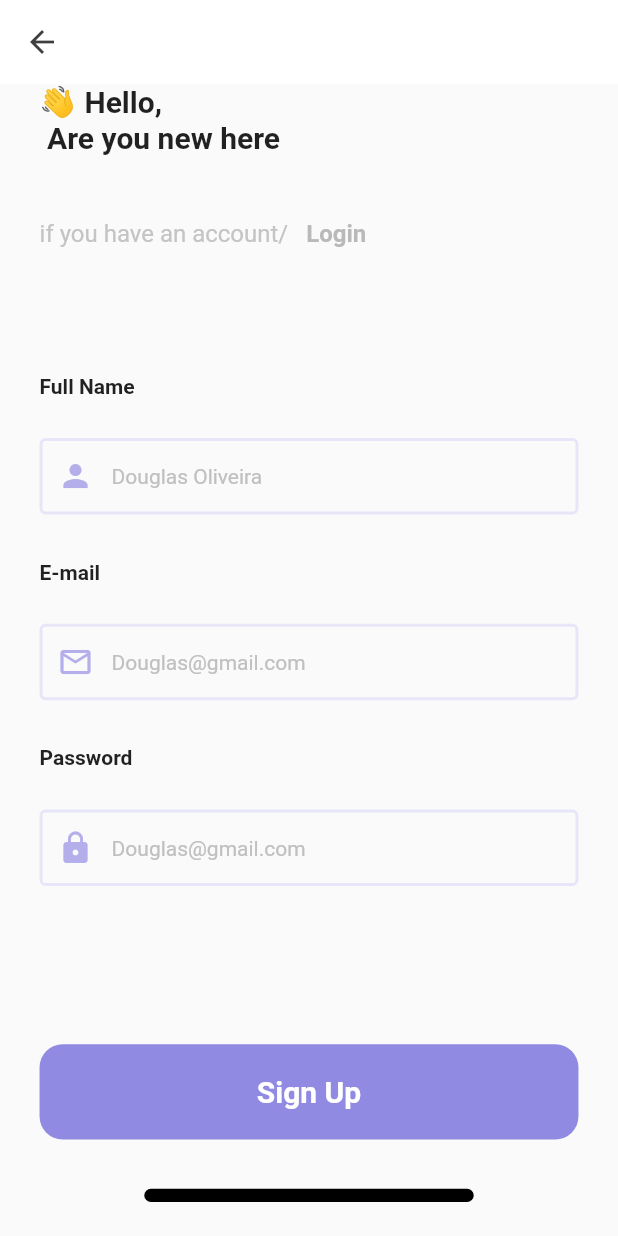
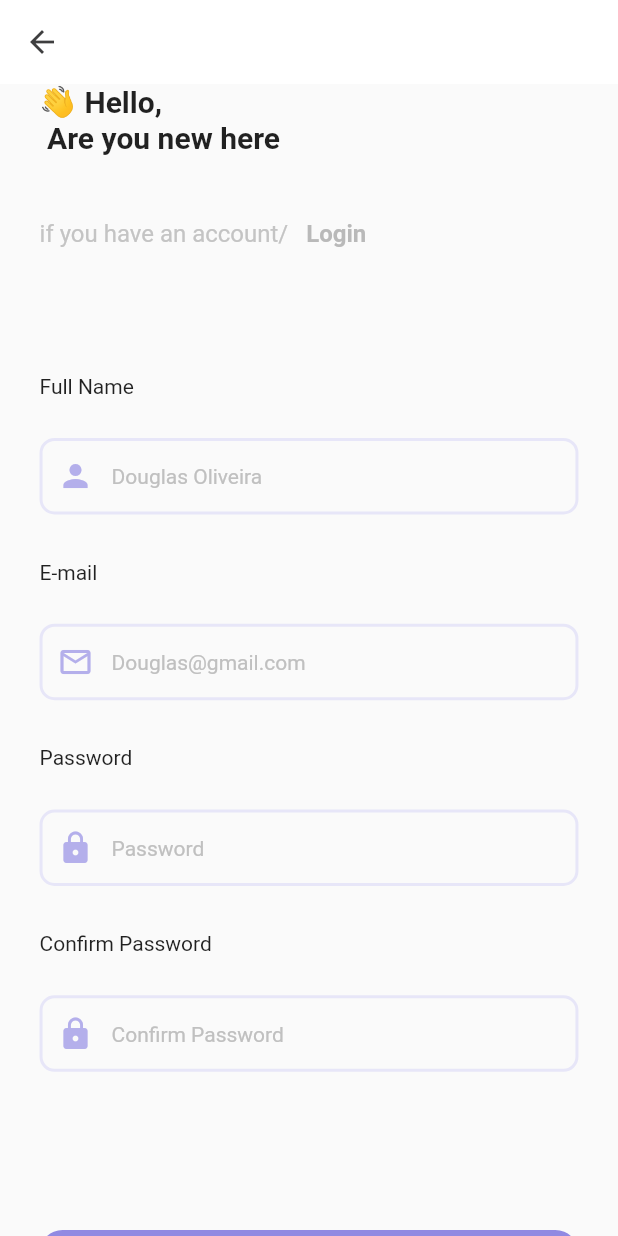
Before and after one commit to DouglasbDev/app-challenge-two-fteam, a Flutter app: the screen it shows after launch, after a tap on "Create account", on a phone screen of 412 x 824 dp. Run offline on Flutter 3.47's test engine with Material 2 defaults, Android fonts, the light colour scheme and no system bars.

Commit message:
melhorias pages

```diff
--- a/lib/main.dart
+++ b/lib/main.dart
@@ -3,11 +3,11 @@ import 'package:qlorian/qlorian.dart';
 import 'src/views/login_page/login_page.dart';
 
 void main() {
-  runApp(const qlorianApp());
+  runApp(const QlorianApp());
 }
 
-class qlorianApp extends StatelessWidget {
-  const qlorianApp({Key? key}) : super(key: key);
+class QlorianApp extends StatelessWidget {
+  const QlorianApp({Key? key}) : super(key: key);
 
   @override
   Widget build(BuildContext context) {
--- a/lib/src/views/login_page/login_page.dart
+++ b/lib/src/views/login_page/login_page.dart
@@ -2,20 +2,31 @@ import 'package:app_challenge_two_fteam/src/views/sign_up_page/sign_up_page.dart
 import 'package:flutter/material.dart';
 import 'package:qlorian/qlorian.dart';
 
-class LoginPage extends StatelessWidget {
+class LoginPage extends StatefulWidget {
   const LoginPage({super.key});
 
+  @override
+  State<LoginPage> createState() => _LoginPageState();
+}
+
+class _LoginPageState extends State<LoginPage> {
+  final formKey = GlobalKey<FormState>();
+  final email = TextEditingController();
+  final password = TextEditingController();
   @override
   Widget build(BuildContext context) {
     final size = MediaQuery.of(context).size;
     double widthSize = size.width;
     double heightSize = size.height;
+
     return Scaffold(
       appBar: AppBar(
         backgroundColor: Colors.white,
         elevation: 0,
       ),
-      body: SingleChildScrollView(
+      body: Form(
+        key: formKey,
+        child: SingleChildScrollView(
           child: Padding(
             padding: EdgeInsets.only(
               left: widthSize * 0.064,
@@ -29,7 +40,8 @@ class LoginPage extends StatelessWidget {
                   children: const [
                     Text(
                       '👋 Hello,\n Login now',
-                    style: TextStyle(fontSize: 20, fontWeight: FontWeight.bold),
+                      style:
+                          TextStyle(fontSize: 20, fontWeight: FontWeight.bold),
                     )
                   ],
                 ),
@@ -56,7 +68,7 @@ class LoginPage extends StatelessWidget {
                       child: const Text(
                         'Create account',
                         style: TextStyle(
-                          fontWeight: FontWeight.w600,
+                            fontWeight: FontWeight.w400,
                             fontSize: 16,
                             color: Color(0xffB9B9B9)),
                       ),
@@ -68,22 +80,26 @@ class LoginPage extends StatelessWidget {
                 ),
                 const Text(
                   'E-mail',
-                style: TextStyle(fontSize: 14, fontWeight: FontWeight.w600),
+                  style: TextStyle(fontSize: 14, fontWeight: FontWeight.w400),
                 ),
                 SizedBox(height: widthSize * 0.064),
-              const WidgetTextFormField(
+                WidgetTextFormField(
                   prefix: Icons.email_outlined,
                   hintText: 'Douglas@gmail.com',
+                  controller: email,
                 ),
                 SizedBox(height: widthSize * 0.074),
                 const Text('Password',
-                  style: TextStyle(fontSize: 14, fontWeight: FontWeight.w600)),
+                    style:
+                        TextStyle(fontSize: 14, fontWeight: FontWeight.w400)),
                 SizedBox(
                   height: widthSize * 0.064,
                 ),
-              const WidgetTextFormField(
+                WidgetTextFormField(
                   prefix: Icons.lock,
                   hintText: 'Douglas@gmail.com',
+                  suffixIcon: Icons.remove_red_eye_sharp,
+                  controller: password,
                 ),
                 Row(
                   mainAxisAlignment: MainAxisAlignment.end,
@@ -96,36 +112,30 @@ class LoginPage extends StatelessWidget {
                           onPressed: () {},
                           child: const Text(
                             'Forgot password?',
-                          style:
-                              TextStyle(fontSize: 12, color: Color(0xffC4C4C4)),
+                            style: TextStyle(
+                                fontSize: 12, color: Color(0xffC4C4C4)),
                           ),
                         )),
                   ],
                 ),
                 SizedBox(height: widthSize * 0.256),
-              const WidgetButton(
-                title: Text(
+                WidgetButton(
+                  onPressed: () {
+                    if (formKey.currentState!.validate()) {
+                      formKey.currentState!.save();
+                    }
+                  },
+                  title: const Text(
                     'Login',
                     style: TextStyle(
                         fontSize: 20,
                         color: Colors.white,
-                      fontWeight: FontWeight.w600),
+                        fontWeight: FontWeight.w400),
                   ),
                 ),
                 SizedBox(height: widthSize * 0.08),
-              Align(
-                alignment: Alignment.center,
-                child: Container(
-                  margin: EdgeInsets.only(bottom: widthSize * 0.016),
-                  height: widthSize * 0.0213,
-                  width: widthSize * 0.533,
-                  decoration: BoxDecoration(
-                    borderRadius: BorderRadius.circular(widthSize * 0.08),
-                    color: Colors.black,
+              ],
             ),
-                ),
-              )
-            ],
           ),
         ),
       ),
--- a/lib/src/views/sign_up_page/sign_up_page.dart
+++ b/lib/src/views/sign_up_page/sign_up_page.dart
@@ -1,10 +1,17 @@
+import 'package:app_challenge_two_fteam/src/views/login_page/login_page.dart';
 import 'package:app_challenge_two_fteam/src/views/settings_page/settings_page.dart';
 import 'package:flutter/material.dart';
 import 'package:qlorian/qlorian.dart';
 
-class SignUpPage extends StatelessWidget {
+class SignUpPage extends StatefulWidget {
   const SignUpPage({super.key});
 
+  @override
+  State<SignUpPage> createState() => _SignUpPageState();
+}
+
+class _SignUpPageState extends State<SignUpPage> {
+  final _formKey = GlobalKey<FormState>();
   @override
   Widget build(BuildContext context) {
     final size = MediaQuery.of(context).size;
@@ -16,7 +23,9 @@ class SignUpPage extends StatelessWidget {
         elevation: 0,
         foregroundColor: const Color(0XFF3E3E3F),
       ),
-      body: SingleChildScrollView(
+      body: Form(
+        key: _formKey,
+        child: SingleChildScrollView(
           child: Padding(
             padding: EdgeInsets.only(
               left: widthSize * 0.064,
@@ -29,7 +38,8 @@ class SignUpPage extends StatelessWidget {
                   children: const [
                     Text(
                       '👋 Hello,\n Are you new here',
-                    style: TextStyle(fontSize: 20, fontWeight: FontWeight.bold),
+                      style:
+                          TextStyle(fontSize: 20, fontWeight: FontWeight.bold),
                     )
                   ],
                 ),
@@ -44,7 +54,13 @@ class SignUpPage extends StatelessWidget {
                       style: TextButton.styleFrom(
                         padding: EdgeInsets.zero,
                       ),
-                    onPressed: () {},
+                      onPressed: () {
+                        Navigator.push(
+                          context,
+                          MaterialPageRoute(
+                              builder: (context) => const LoginPage()),
+                        );
+                      },
                       child: const Text(
                         'Login',
                         style: TextStyle(
@@ -59,32 +75,61 @@ class SignUpPage extends StatelessWidget {
                 SizedBox(height: widthSize * 0.170),
                 const Text(
                   'Full Name',
-                style: TextStyle(fontSize: 14, fontWeight: FontWeight.w600),
+                  style: TextStyle(fontSize: 14, fontWeight: FontWeight.w400),
                 ),
                 SizedBox(height: widthSize * 0.064),
-              const WidgetTextFormField(
+                WidgetTextFormField(
                   prefix: Icons.person,
                   hintText: 'Douglas Oliveira',
+                  // validator: (text) {
+                  //   if (text == null || text.isEmpty) {
+                  //     return 'This field is required';
+                  //   }
+                  // }
                 ),
                 SizedBox(height: widthSize * 0.074),
                 const Text(
                   'E-mail',
-                style: TextStyle(fontSize: 14, fontWeight: FontWeight.w600),
+                  style: TextStyle(fontSize: 14, fontWeight: FontWeight.w400),
                 ),
                 SizedBox(height: widthSize * 0.064),
-              const WidgetTextFormField(
+                WidgetTextFormField(
                     prefix: Icons.email_outlined,
                     hintText: 'Douglas@gmail.com',
+                    validator: (text) {
+                      if (text == null || text.isEmpty) {
+                        return 'This field is required';
+                      }
+                    }),
+                SizedBox(height: widthSize * 0.074),
+                const Text(
+                  'Password',
+                  style: TextStyle(fontSize: 14, fontWeight: FontWeight.w400),
+                ),
+                SizedBox(height: widthSize * 0.064),
+                WidgetTextFormField(
+                  prefix: Icons.lock,
+                  hintText: 'Password',
+                  // validator: (text) {
+                  //   if (text == null || text.isEmpty) {
+                  //     return 'This field is required';
+                  //   }
+                  // }
                 ),
                 SizedBox(height: widthSize * 0.074),
                 const Text(
-                'Password',
-                style: TextStyle(fontSize: 14, fontWeight: FontWeight.w600),
+                  'Confirm Password',
+                  style: TextStyle(fontSize: 14, fontWeight: FontWeight.w400),
                 ),
                 SizedBox(height: widthSize * 0.064),
-              const WidgetTextFormField(
+                WidgetTextFormField(
                   prefix: Icons.lock,
-                hintText: 'Douglas@gmail.com',
+                  hintText: 'Confirm Password',
+                  // validator: (text) {
+                  //   if (text == null || text.isEmpty) {
+                  //     return 'This field is required';
+                  //   }
+                  // }
                 ),
                 SizedBox(height: widthSize * 0.256),
                 WidgetButton(
@@ -101,22 +146,11 @@ class SignUpPage extends StatelessWidget {
                         MaterialPageRoute(
                             builder: (context) => const SettingsPage()),
                       );
-                },
+                      // if (formKey.currentState!.validate());
+                    }),
+                SizedBox(height: widthSize * 0.08),
+              ],
             ),
-              SizedBox(height: widthSize * 0.08),
-              Align(
-                alignment: Alignment.center,
-                child: Container(
-                  margin: EdgeInsets.only(bottom: widthSize * 0.016),
-                  height: widthSize * 0.0213,
-                  width: widthSize * 0.533,
-                  decoration: BoxDecoration(
-                    borderRadius: BorderRadius.circular(30),
-                    color: Colors.black,
-                  ),
-                ),
-              )
-            ],
           ),
         ),
       ),
--- a/libraries/qlorian/lib/qlorian.dart
+++ b/libraries/qlorian/lib/qlorian.dart
@@ -3,3 +3,4 @@ library qlorian;
 export 'src/theme/theme.dart';
 export 'src/widgets/widget_text_form_field.dart';
 export 'src/widgets/widget_button.dart';
+export 'src/widgets/widget_camera_button.dart';
--- a/libraries/qlorian/lib/src/theme/theme.dart
+++ b/libraries/qlorian/lib/src/theme/theme.dart
@@ -1,4 +1,9 @@
 import 'package:flutter/material.dart';
 
-final themeLight =
-    ThemeData(primaryColor: Color(0xffFAFAFA), backgroundColor: Colors.black);
+final themeLight = ThemeData(
+  colorScheme: ColorScheme.fromSeed(
+    seedColor: Colors.red,
+  ),
+  primaryColor: const Color(0xffFAFAFA),
+  backgroundColor: Colors.black,
+);
--- a/libraries/qlorian/lib/src/widgets/widget_text_form_field.dart
+++ b/libraries/qlorian/lib/src/widgets/widget_text_form_field.dart
@@ -2,8 +2,18 @@ import 'package:flutter/material.dart';
 
 class WidgetTextFormField extends StatelessWidget {
   final IconData? prefix;
+  final IconData? suffixIcon;
   final String? hintText;
-  const WidgetTextFormField({super.key, this.prefix, this.hintText});
+  final TextEditingController? controller;
+  final String? Function(String? text)? validator;
+  const WidgetTextFormField({
+    super.key,
+    this.prefix,
+    this.hintText,
+    this.controller,
+    this.suffixIcon,
+    this.validator,
+  });
 
   @override
   Widget build(BuildContext context) {
@@ -11,20 +21,37 @@ class WidgetTextFormField extends StatelessWidget {
     double widthSize = size.width;
     double heightSize = size.height;
     return TextFormField(
+      validator: validator,
+      controller: controller,
       decoration: InputDecoration(
           isDense: true,
           border: OutlineInputBorder(
             borderSide: const BorderSide(width: 2, color: Color(0xffE7E6F8)),
             borderRadius: BorderRadius.circular(10),
           ),
-          enabledBorder: const OutlineInputBorder(
-              borderSide: BorderSide(width: 2, color: Color(0xffE7E6F8))),
-          focusedBorder: const OutlineInputBorder(
-              borderSide: BorderSide(width: 2, color: Color(0xffE7E6F8))),
+          enabledBorder: OutlineInputBorder(
+            borderSide: const BorderSide(
+              width: 2,
+              color: Color(0xffE7E6F8),
+            ),
+            borderRadius: BorderRadius.circular(10),
+          ),
+          focusedBorder: OutlineInputBorder(
+            borderSide: const BorderSide(
+              width: 2,
+              color: Color(0xffE7E6F8),
+            ),
+            borderRadius: BorderRadius.circular(10),
+          ),
           prefixIcon: Icon(
             prefix,
             size: 24,
             color: const Color(0xffB4AFEB),
+          ),
+          suffixIcon: Icon(
+            suffixIcon,
+            size: 24,
+            color: Colors.grey,
           ),
           hintText: hintText,
           hintStyle: const TextStyle(fontSize: 14, color: Color(0xffC0C0C0))),
--- a/pubspec.yaml
+++ b/pubspec.yaml
@@ -35,6 +35,7 @@ dependencies:
   # The following adds the Cupertino Icons font to your application.
   # Use with the CupertinoIcons class for iOS style icons.
   cupertino_icons: ^1.0.2
+  image_picker: ^0.8.5+3
 
 dev_dependencies:
   flutter_test:
```
Also changed, not shown: lib/src/views/settings_page/settings_page.dart (+27 -11 lines), libraries/qlorian/lib/src/widgets/widget_camera_button.dart (added, +37 -0 lines), pubspec.lock. Lines whose indentation alone changed are shown as unchanged.
